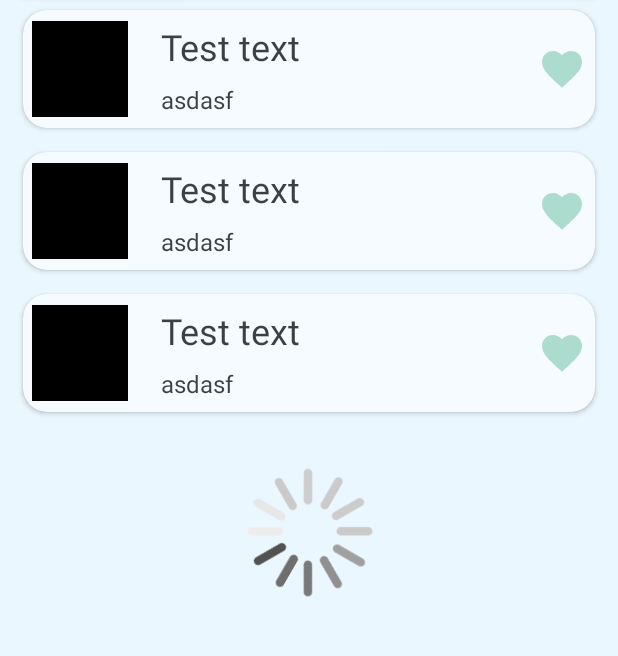
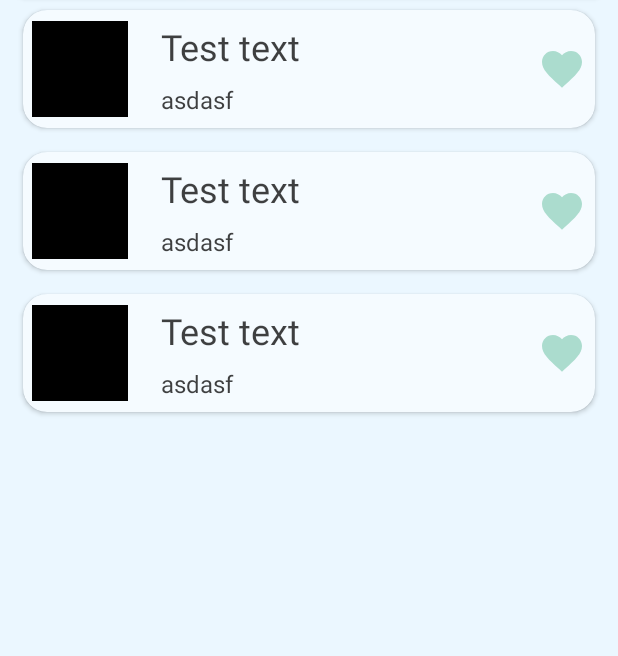
Before and after one commit to kosykt/GB_PProg_HW_APP, an Android app: the layout fragment_translator.xml on its own in the app's theme, with its tools: preview values and no code run, on a phone screen of 412 x 824 dp, the part 168-824 px from its top. Run offline under Robolectric (Android 15) with nearby library versions, the phone set to English and light mode, and no system bars.

Commit message:
удалнен лишний CardView, view загрузки

```diff
--- a/app/src/main/java/com/example/gb_pprog/presentation/translatorfragment/TranslatorFragment.kt
+++ b/app/src/main/java/com/example/gb_pprog/presentation/translatorfragment/TranslatorFragment.kt
@@ -49,9 +49,6 @@ class TranslatorFragment : Fragment() {
         vm.responseData.observe(viewLifecycleOwner) {
             refreshListAdapter(it)
         }
-        vm.loadingData.observe(viewLifecycleOwner) {
-            refreshLoadingView(it)
-        }
         vm.errorText.observe(viewLifecycleOwner) {
             setErrorText(it)
         }
@@ -73,17 +70,6 @@ class TranslatorFragment : Fragment() {
         binding.translatorTil.error = errorText
     }
 
-    private fun refreshLoadingView(value: Boolean?) {
-        when (value) {
-            true -> {
-                binding.translatorLoadingIv.visibility = View.VISIBLE
-            }
-            else -> {
-                binding.translatorLoadingIv.visibility = View.GONE
-            }
-        }
-    }
-
     override fun onDestroyView() {
         super.onDestroyView()
         _binding = null
--- a/app/src/main/res/layout/fragment_translator.xml
+++ b/app/src/main/res/layout/fragment_translator.xml
@@ -12,7 +12,7 @@
         style="?attr/attrTranslatorCvInput"
         android:layout_width="match_parent"
         android:layout_height="wrap_content"
-        app:layout_constraintBottom_toTopOf="@id/translator_cv_response"
+        app:layout_constraintBottom_toTopOf="@id/translator_rv"
         app:layout_constraintEnd_toEndOf="parent"
         app:layout_constraintStart_toStartOf="parent"
         app:layout_constraintTop_toTopOf="parent">
@@ -33,23 +33,6 @@
 
     </androidx.cardview.widget.CardView>
 
-    <androidx.cardview.widget.CardView
-        android:id="@+id/translator_cv_response"
-        android:layout_width="match_parent"
-        android:layout_height="wrap_content"
-        android:visibility="gone"
-        app:layout_constraintBottom_toTopOf="@id/translator_rv"
-        app:layout_constraintEnd_toEndOf="parent"
-        app:layout_constraintStart_toStartOf="parent"
-        app:layout_constraintTop_toBottomOf="@id/translator_cv_input">
-
-        <TextView
-            android:layout_width="match_parent"
-            android:layout_height="match_parent"
-            android:gravity="start"
-            tools:text="QWERTY" />
-    </androidx.cardview.widget.CardView>
-
     <androidx.recyclerview.widget.RecyclerView
         android:id="@+id/translator_rv"
         android:layout_width="match_parent"
@@ -58,20 +41,8 @@
         app:layout_constraintBottom_toBottomOf="parent"
         app:layout_constraintEnd_toEndOf="parent"
         app:layout_constraintStart_toStartOf="parent"
-        app:layout_constraintTop_toBottomOf="@id/translator_cv_response"
+        app:layout_constraintTop_toBottomOf="@id/translator_cv_input"
         app:layout_constraintVertical_chainStyle="packed"
         tools:listitem="@layout/translator_item" />
 
-    <ImageView
-        android:id="@+id/translator_loading_iv"
-        android:layout_width="match_parent"
-        android:layout_height="0dp"
-        android:src="@drawable/loading_animation"
-        android:visibility="gone"
-        app:layout_constraintBottom_toBottomOf="@id/translator_rv"
-        app:layout_constraintEnd_toEndOf="@id/translator_rv"
-        app:layout_constraintStart_toStartOf="@id/translator_rv"
-        app:layout_constraintTop_toTopOf="@id/translator_rv"
-        tools:visibility="visible" />
-
 </androidx.constraintlayout.widget.ConstraintLayout>
```
